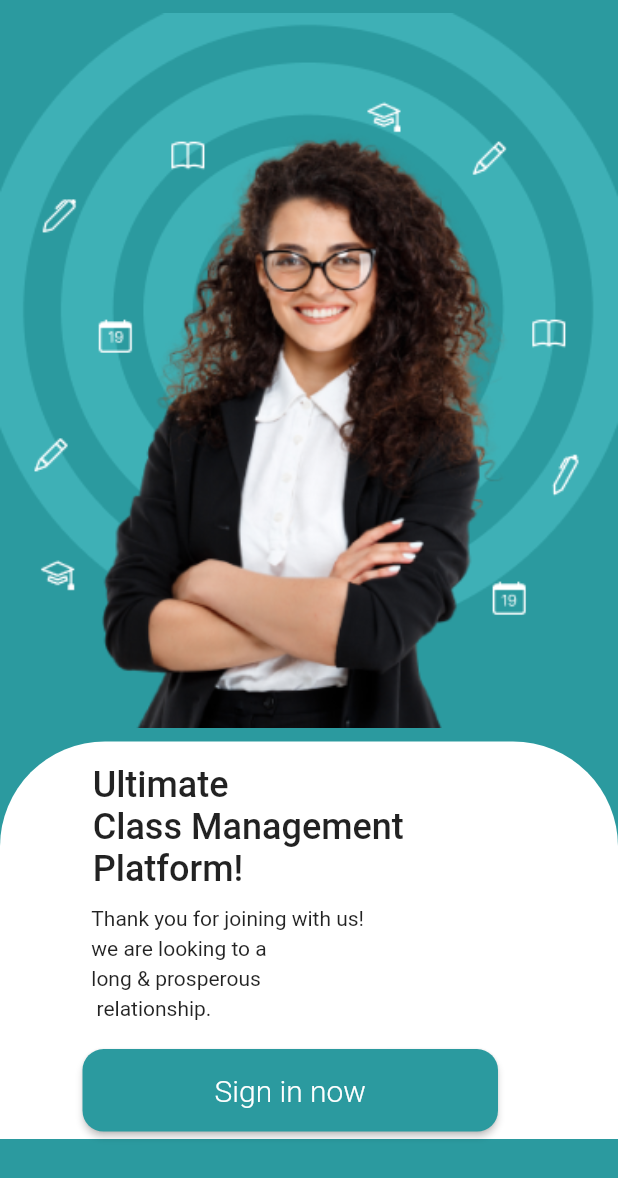
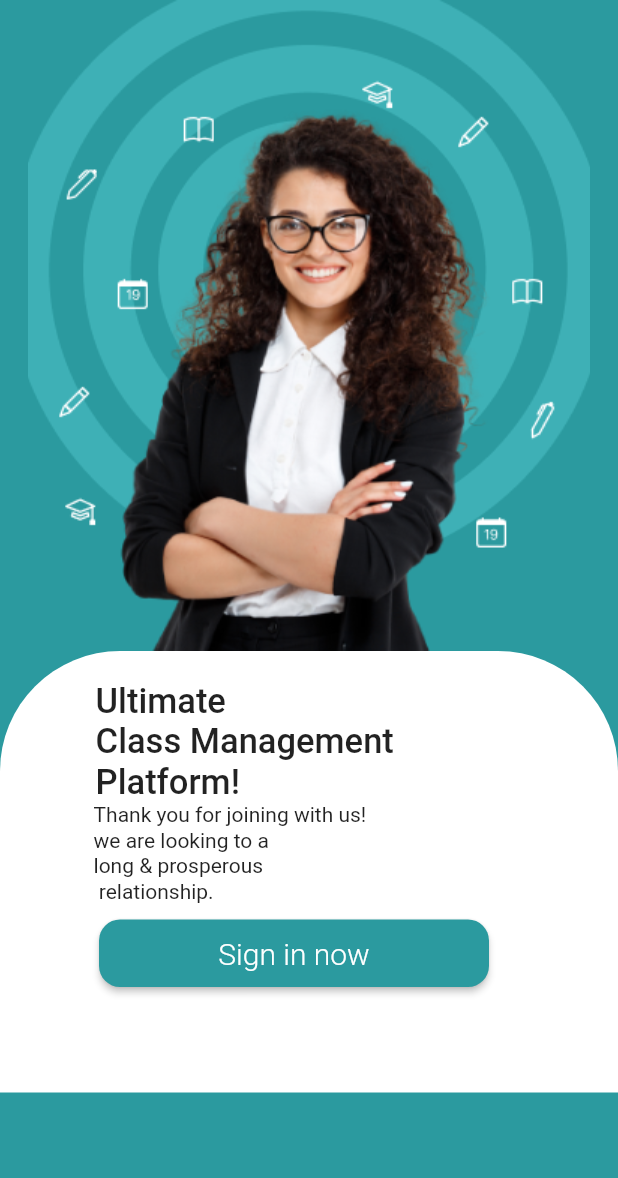
Before and after one commit to aathavan01/zent, a Flutter app: the screen it shows after launch, on a phone screen of 412 x 824 dp. Shown: the top 1178 px of the screen. Run offline on Flutter 3.47's test engine with Material 2 defaults, Android fonts, the phone set to English and light mode, and no system bars; our stand-ins replace flutter_otp_text_field.

Commit message:
using flex1

```diff
--- a/lib/screens/signinPage.dart
+++ b/lib/screens/signinPage.dart
@@ -19,44 +19,42 @@ class _SignInPageState extends State<SignInPage> {
             body: (Column(
       children: [
         Flexible(
-          flex: 6,
-          fit: FlexFit.tight,
-          child:  Container(
-            child: Image.asset(
+          flex: 9,
+          child:Image.asset(
               "images/Signin.png",
-              fit: BoxFit.fitWidth,
+              fit: BoxFit.fitWidth
             ),
-          ),
+
 
         ),
         Flexible(
-          flex: 4,
-          child: SingleChildScrollView(child: Container(
+          flex: 5,
+          child: Container(
             decoration: BoxDecoration(
-              borderRadius: BorderRadius.vertical(top: Radius.circular(70)),
+              borderRadius: BorderRadius.vertical(top: Radius.circular(80)),
               color: Colors.white,
             ),
             alignment: Alignment.bottomCenter,
             child: Padding(
-              padding: EdgeInsets.fromLTRB(5, 15, 80, 0),
+              padding: EdgeInsets.fromLTRB(0, 20, 80, 0),
               child: Column(
                 children: [
                   Text(
                     "Ultimate \nClass Management \nPlatform!",
-                    style: TextStyle(fontWeight: FontWeight.w500, fontSize: 24),
+                    style: TextStyle(fontWeight: FontWeight.w500, fontSize: 23),
                   ),
                   Padding(
-                      padding: EdgeInsets.fromLTRB(0, 8, 30, 10),
+                      padding: EdgeInsets.fromLTRB(8, 0, 30, 10),
                       child: Text(
                         "Thank you for joining with us! \nwe are looking to a \nlong & prosperous\n relationship.",
                         style:
-                            TextStyle(fontWeight: FontWeight.w400, height: 1.4),
+                            TextStyle(fontWeight: FontWeight.w400, height: 1.2),
                       )),
                   Padding(
-                    padding: EdgeInsets.fromLTRB(50, 8, 0, 5),
+                    padding: EdgeInsets.fromLTRB(60, 0, 0, 5),
                     child: SizedBox(
-                      height: 55,
-                      width: 350,
+                      height: 45,
+                      width: 260,
                       child: ElevatedButton(
                         onPressed: () {
                           Navigator.push(
@@ -83,7 +81,7 @@ class _SignInPageState extends State<SignInPage> {
               ),
             ),
           ),
-        ),)
+        ),
       ],
     )),),);
   }
```
